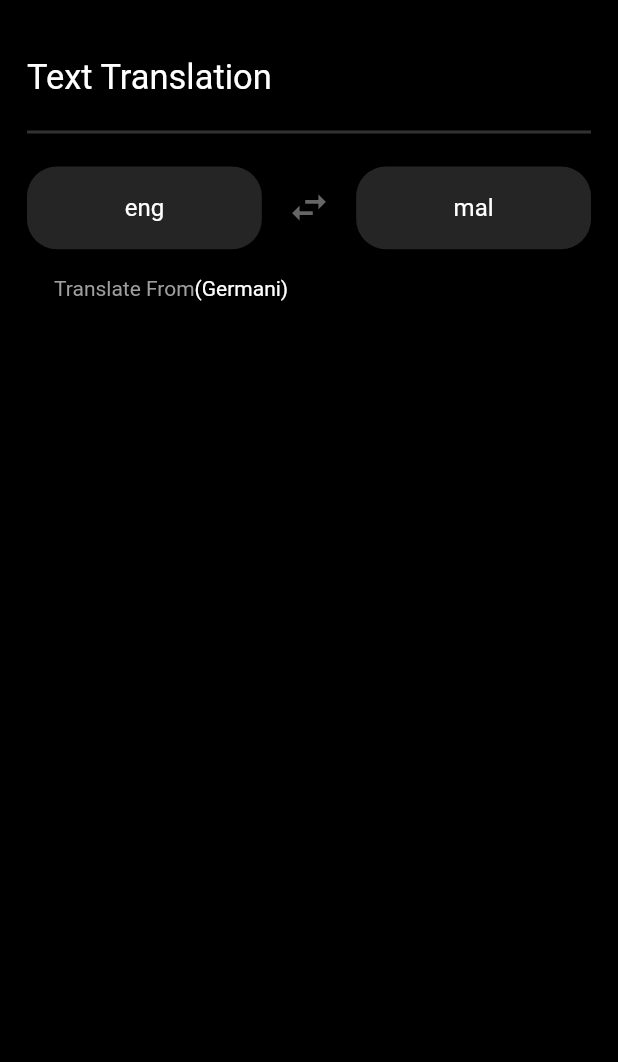
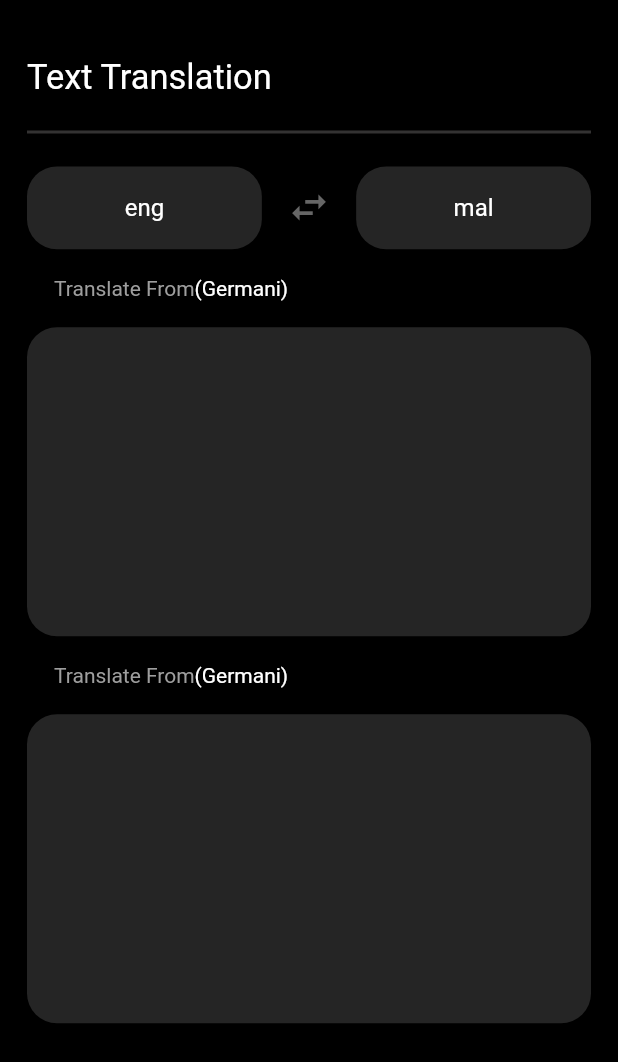
Before and after one commit to akhilbabu759/gtreansalte, a Flutter app: the screen it shows after launch, on a phone screen of 412 x 824 dp. Shown: the top 1062 px of the screen. Run offline on Flutter 3.47's test engine with Material 2 defaults, Android fonts, the phone set to English and light mode, and no system bars; our stand-ins replace get.

Commit message:
output container design is finished

```diff
--- a/lib/main.dart
+++ b/lib/main.dart
@@ -9,7 +9,7 @@ class MyApp extends StatelessWidget {
 
   @override
   Widget build(BuildContext context) {
-    return  GetMaterialApp(
+    return  GetMaterialApp(debugShowCheckedModeBanner: false,
 
       home: Home(),
     );
--- a/lib/page/home/view/home.dart
+++ b/lib/page/home/view/home.dart
@@ -2,6 +2,8 @@ import 'package:flutter/material.dart';
 import 'package:get/get.dart';
 import 'package:z_translate/core/style_color.dart';
 import 'package:z_translate/page/home/view/widget/common_button.dart';
+import 'package:z_translate/page/home/view/widget/heading_outputcontainer.dart';
+import 'package:z_translate/page/home/view/widget/output_container.dart';
 
 class Home extends StatelessWidget {
   const Home({super.key});
@@ -48,14 +50,10 @@ class Home extends StatelessWidget {
                 Cbutton(tex: 'mal'),
               ],
             ),
-            Padding(
-              padding: const EdgeInsets.all(18.0),
-              child: Row(
-                children: [
-                  Text('Translate From',style: TextStyle(color:AppStyle().Kgray ),),Text('(Germani)',style: TextStyle(color: AppStyle().textColor),)
-                ],
-              ),
-            )
+            HeadingOutputContainer(),
+            OutputContainer(),
+            HeadingOutputContainer(),
+            OutputContainer(),
           ],
         ),
       )),
--- /dev/null
+++ b/lib/page/home/view/widget/heading_outputcontainer.dart
@@ -0,0 +1,27 @@
+import 'package:flutter/material.dart';
+import 'package:z_translate/core/style_color.dart';
+
+class HeadingOutputContainer extends StatelessWidget {
+  const HeadingOutputContainer({
+    super.key,
+  });
+
+  @override
+  Widget build(BuildContext context) {
+    return Padding(
+      padding: const EdgeInsets.all(18.0),
+      child: Row(
+        children: [
+          Text(
+            'Translate From',
+            style: TextStyle(color: AppStyle().Kgray),
+          ),
+          Text(
+            '(Germani)',
+            style: TextStyle(color: AppStyle().textColor),
+          )
+        ],
+      ),
+    );
+  }
+}
--- /dev/null
+++ b/lib/page/home/view/widget/output_container.dart
@@ -0,0 +1,18 @@
+import 'package:flutter/material.dart';
+import 'package:get/get.dart';
+import 'package:z_translate/core/style_color.dart';
+
+class OutputContainer extends StatelessWidget {
+  const OutputContainer({
+    super.key,
+  });
+
+  @override
+  Widget build(BuildContext context) {
+    return Container(
+      decoration: BoxDecoration(borderRadius: BorderRadius.circular(20),
+        color: AppStyle().kbutton,
+      ),height: Get.size.height*0.25,
+    );
+  }
+}
```
